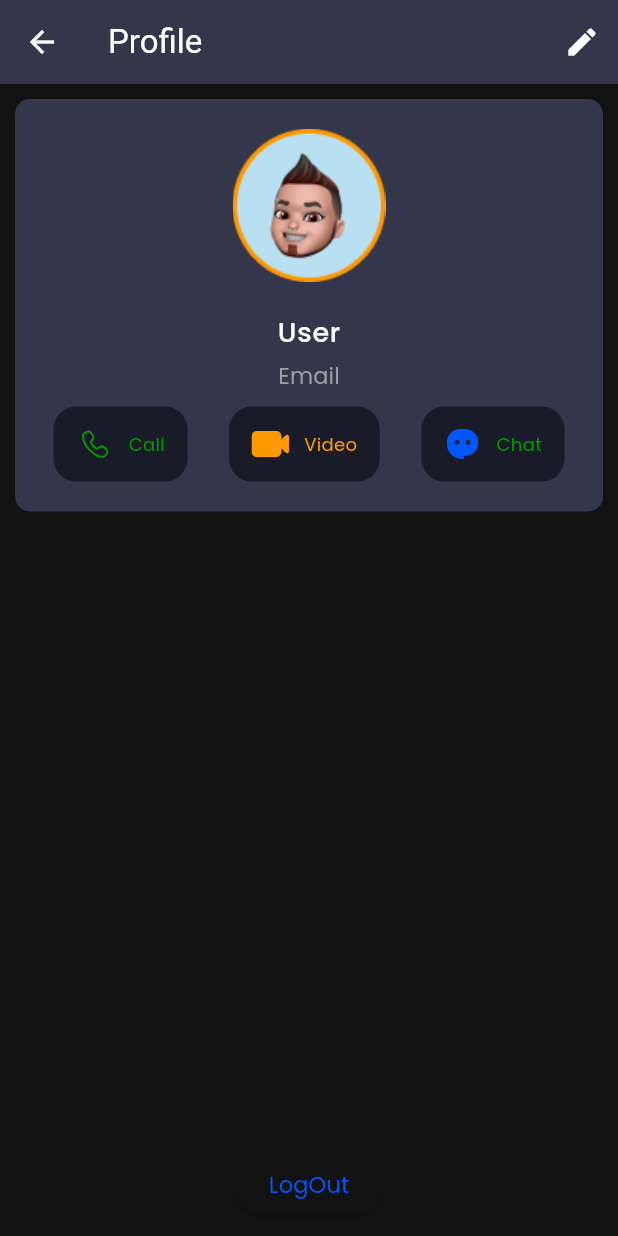
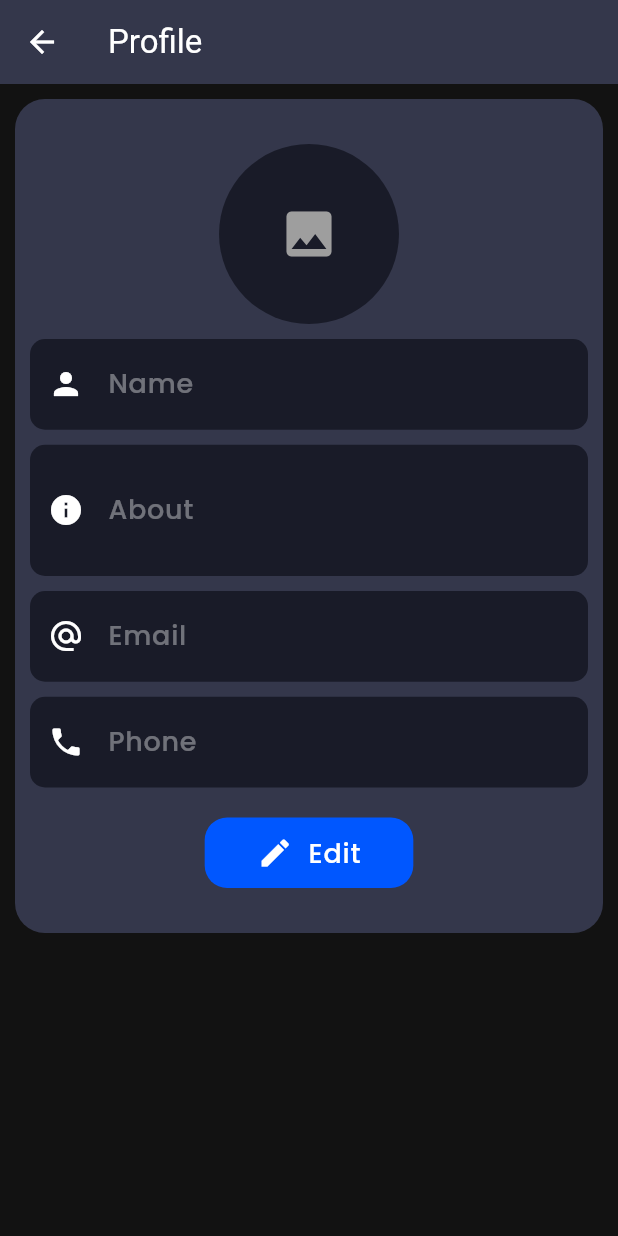
Before and after one commit to suyalneeraj19/NegXus, a Flutter app: the screen it shows after launch, after a tap on the "more vert" icon, on a phone screen of 412 x 824 dp. Run offline on Flutter 3.47's test engine with Material 3 defaults, Android fonts, the phone set to English and light mode, and no system bars; our stand-ins replace cloud_firestore, firebase_auth, firebase_core, flutter_svg, get, slide_to_act; accounts and stored records are empty; statements that could not run were skipped; project files that could hold a hidden picture were left out.

Commit message:
Updated chat Profiles

```diff
--- a/lib/Config/PagePath.dart
+++ b/lib/Config/PagePath.dart
@@ -1,8 +1,8 @@
 import 'package:NegXus/Pages/Auth/AuthPage.dart';
 import 'package:NegXus/Pages/Chat/ChatPage.dart';
 import 'package:NegXus/Pages/HomePage/HomePage.dart';
-import 'package:NegXus/Pages/Profile/ProfilePage.dart';
-import 'package:NegXus/Pages/Profile/UpdateProfile.dart';
+import 'package:NegXus/Pages/UserProfile/UserProfilePage.dart';
+import 'package:NegXus/Pages/UserProfile/UserUpdateProfile.dart';
 import 'package:get/get.dart';
 
 var getPath = [
@@ -23,12 +23,12 @@ var getPath = [
   ),
   GetPage(
     name: "/ProfilePage",
-    page: () => ProfilePage(),
+    page: () => UserProfilePage(),
     transition: Transition.leftToRight,
   ),
   GetPage(
     name: "/updateProfilePage",
-    page: () => UpdateProfile(),
+    page: () => UserUpdateProfile(),
     transition: Transition.leftToRight,
   ),
 ];
--- a/lib/Model/UserModel.dart
+++ b/lib/Model/UserModel.dart
@@ -4,8 +4,21 @@ class UserModel {
   String? email;
   String? profileImage;
   String? phoneNumber;
+  String? about;
+  String? createdAt;
+  String? lastOnlineStatus;
+  String? status;
 
-  UserModel({this.id, this.name, this.email, this.profileImage, this.phoneNumber});
+  UserModel(
+      {this.id,
+      this.name,
+      this.email,
+      this.profileImage,
+      this.phoneNumber,
+      this.about,
+      this.createdAt,
+      this.lastOnlineStatus,
+      this.status});
 
   UserModel.fromJson(Map<String, dynamic> json) {
     id = json['id'];
@@ -13,6 +26,10 @@ class UserModel {
     email = json['email'];
     profileImage = json['profileImage'];
     phoneNumber = json['phoneNumber'];
+    about = json['about'];
+    createdAt = json['createdAt'];
+    lastOnlineStatus = json['lastOnlineStatus'];
+    status = json['status'];
   }
 
   Map<String, dynamic> toJson() {
@@ -22,6 +39,10 @@ class UserModel {
     data['email'] = this.email;
     data['profileImage'] = this.profileImage;
     data['phoneNumber'] = this.phoneNumber;
+    data['about'] = this.about;
+    data['createdAt'] = this.createdAt;
+    data['lastOnlineStatus'] = this.lastOnlineStatus;
+    data['status'] = this.status;
     return data;
   }
 }
--- a/lib/Pages/HomePage/HomePage.dart
+++ b/lib/Pages/HomePage/HomePage.dart
@@ -2,6 +2,7 @@ import 'package:NegXus/Config/Images.dart';
 import 'package:NegXus/Config/String.dart';
 import 'package:NegXus/Pages/HomePage/ChatsList.dart';
 import 'package:NegXus/Pages/HomePage/myTabBar.dart';
+import 'package:NegXus/Pages/ProfilePage/ProfilePage.dart';
 import 'package:flutter/material.dart';
 import 'package:flutter_svg/flutter_svg.dart';
 import 'package:get/get.dart';
@@ -43,7 +44,7 @@ class _HomePageState extends State<HomePage> with TickerProviderStateMixin {
           ),
           IconButton(
             onPressed: () {
-              Get.toNamed('/ProfilePage');
+              Get.to(ProfilePage());
             },
             icon: Icon(
               Icons.more_vert,
--- /dev/null
+++ b/lib/Pages/ProfilePage/ProfilePage.dart
@@ -0,0 +1,125 @@
+import 'package:NegXus/Controller/ProfileController.dart';
+import 'package:NegXus/Pages/Widgets/PrimaryButton.dart';
+import 'package:flutter/material.dart';
+import 'package:get/get.dart';
+
+class ProfilePage extends StatelessWidget {
+  ProfilePage({super.key});
+
+  @override
+  Widget build(BuildContext context) {
+    RxBool isEdit = false.obs;
+    ProfileController profileController = Get.put(ProfileController());
+
+    TextEditingController name = TextEditingController(text: profileController.currentUser.value.name);
+    TextEditingController email = TextEditingController(text: profileController.currentUser.value.email);
+    TextEditingController phone = TextEditingController(text: profileController.currentUser.value.phoneNumber);
+    TextEditingController about = TextEditingController(text: profileController.currentUser.value.about);
+    return Scaffold(
+      appBar: AppBar(
+        title: const Text("Profile"),
+      ),
+      body: SingleChildScrollView(
+        padding: const EdgeInsets.all(10),
+        child: Column(
+          children: [
+            Container(
+              padding: const EdgeInsets.all(10),
+              decoration: BoxDecoration(
+                color: Theme.of(context).colorScheme.primaryContainer,
+                borderRadius: BorderRadius.circular(20),
+              ),
+              child: Obx(
+                () => Column(
+                  children: [
+                    const SizedBox(height: 20),
+                    Row(
+                      mainAxisAlignment: MainAxisAlignment.center,
+                      children: [
+                        CircleAvatar(
+                          backgroundColor: Theme.of(context).colorScheme.background,
+                          radius: 60,
+                          child: const Icon(Icons.image, size: 40),
+                        ),
+                      ],
+                    ),
+                    const SizedBox(height: 10),
+                    // Name (Editable)
+                    TextField(
+                      controller: name,
+                      enabled: isEdit.value,
+                      decoration: InputDecoration(
+                        labelText: "Name",
+                        prefixIcon: const Icon(Icons.person, color: Colors.white),
+                        filled: true,
+                        fillColor: Theme.of(context).colorScheme.background,
+                      ),
+                    ),
+                    const SizedBox(height: 10),
+                    // About (Editable, multiline)
+                    TextField(
+                      controller: about,
+                      enabled: isEdit.value,
+                      minLines: 2,
+                      maxLines: 3,
+                      decoration: InputDecoration(
+                        labelText: "About",
+                        prefixIcon: const Icon(Icons.info, color: Colors.white),
+                        filled: true,
+                        fillColor: Theme.of(context).colorScheme.background,
+                      ),
+                    ),
+                    const SizedBox(height: 10),
+                    // Email (Read-only)
+                    TextField(
+                      controller: email,
+                      enabled: false,
+                      decoration: InputDecoration(
+                        labelText: "Email",
+                        prefixIcon: const Icon(Icons.alternate_email, color: Colors.white),
+                        filled: true,
+                        fillColor: Theme.of(context).colorScheme.background,
+                      ),
+                    ),
+                    const SizedBox(height: 10),
+                    // Phone (Read-only)
+                    TextField(
+                      controller: phone,
+                      enabled: false,
+                      decoration: InputDecoration(
+                        labelText: "Phone",
+                        prefixIcon: const Icon(Icons.phone, color: Colors.white),
+                        filled: true,
+                        fillColor: Theme.of(context).colorScheme.background,
+                      ),
+                    ),
+                    const SizedBox(height: 20),
+                    // Edit / Save Button
+                    Row(
+                      mainAxisAlignment: MainAxisAlignment.center,
+                      children: [
+                        PrimaryButton(
+                          btnName: isEdit.value ? 'Save' : 'Edit',
+                          icon: isEdit.value ? Icons.save : Icons.edit,
+                          ontap: () {
+                            if (isEdit.value) {
+                              // Save logic here
+                              print("Saved Name: ${name.text}");
+                              print("Saved About: ${about.text}");
+                            }
+                            isEdit.value = !isEdit.value;
+                          },
+                        ),
+                      ],
+                    ),
+                    const SizedBox(height: 20),
+                  ],
+                ),
+              ),
+            ),
+          ],
+        ),
+      ),
+    );
+  }
+}
--- a/lib/Pages/Profile/ProfilePage.dart
+++ b/lib/Pages/UserProfile/UserProfilePage.dart
@@ -1,15 +1,15 @@
 import 'package:NegXus/Config/Images.dart';
 import 'package:NegXus/Controller/AuthController.dart';
 import 'package:NegXus/Controller/ProfileController.dart';
-import 'package:NegXus/Pages/Profile/UserInfo.dart';
+import 'package:NegXus/Pages/UserProfile/UserInfo.dart';
 import 'package:firebase_auth/firebase_auth.dart';
 import 'package:flutter/material.dart';
 import 'package:flutter_svg/svg.dart';
 import 'package:get/get.dart';
 import 'package:get/get_core/src/get_main.dart';
 
-class ProfilePage extends StatelessWidget {
-  const ProfilePage({super.key});
+class UserProfilePage extends StatelessWidget {
+  const UserProfilePage({super.key});
 
   @override
   Widget build(BuildContext context) {
--- a/lib/Pages/Profile/UpdateProfile.dart
+++ b/lib/Pages/UserProfile/UserUpdateProfile.dart
@@ -1,8 +1,8 @@
 import 'package:NegXus/Pages/Widgets/PrimaryButton.dart';
 import 'package:flutter/material.dart';
 
-class UpdateProfile extends StatelessWidget {
-  const UpdateProfile({super.key});
+class UserUpdateProfile extends StatelessWidget {
+  const UserUpdateProfile({super.key});
 
   @override
   @override
```
Also changed, not shown: lib/Pages/UserProfile/UserInfo.dart (renamed from lib/Pages/Profile/UserInfo.dart).
